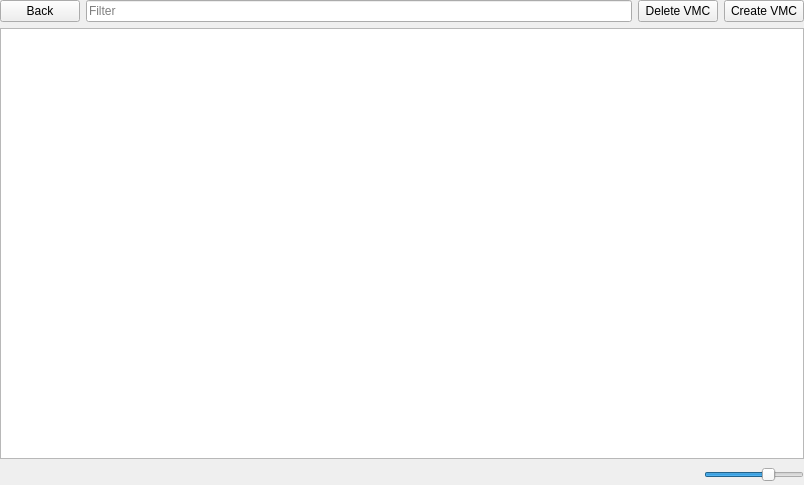
brainstream/OPL-PC-Tools, file src/OplPcTools/UI/VmcListActivity.ui: the form before one commit.
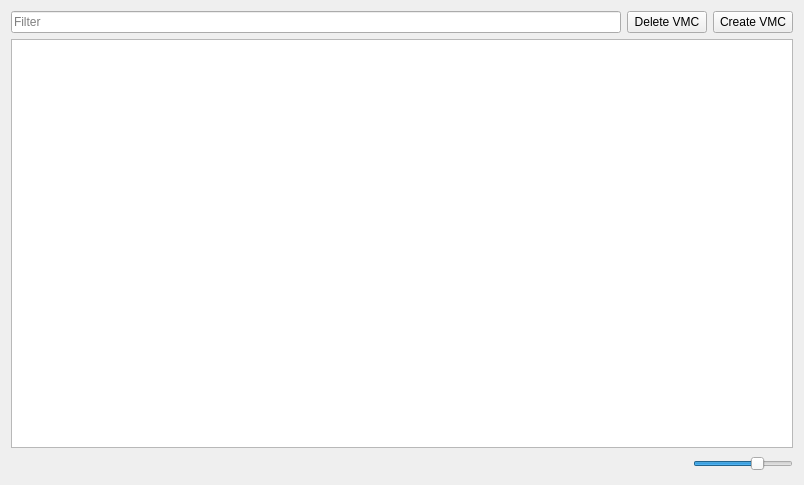
The form after the commit. Icons and pictures are not drawn.

```diff
--- a/src/OplPcTools/UI/VmcListActivity.ui
+++ b/src/OplPcTools/UI/VmcListActivity.ui
@@ -14,31 +14,8 @@
    <string>Form</string>
   </property>
   <layout class="QVBoxLayout" name="verticalLayout">
-   <property name="leftMargin">
-    <number>0</number>
-   </property>
-   <property name="topMargin">
-    <number>0</number>
-   </property>
-   <property name="rightMargin">
-    <number>0</number>
-   </property>
-   <property name="bottomMargin">
-    <number>0</number>
-   </property>
    <item>
     <layout class="QHBoxLayout" name="mp_layout">
-     <item>
-      <widget class="QPushButton" name="mp_btn_back">
-       <property name="text">
-        <string>Back</string>
-       </property>
-       <property name="icon">
-        <iconset theme="oplpct-back">
-         <normaloff>.</normaloff>.</iconset>
-       </property>
-      </widget>
-     </item>
      <item>
       <widget class="QLineEdit" name="mp_edit_filter">
        <property name="placeholderText">
```
Left out of the diff: 1 changed line with no effect on the pictures.
